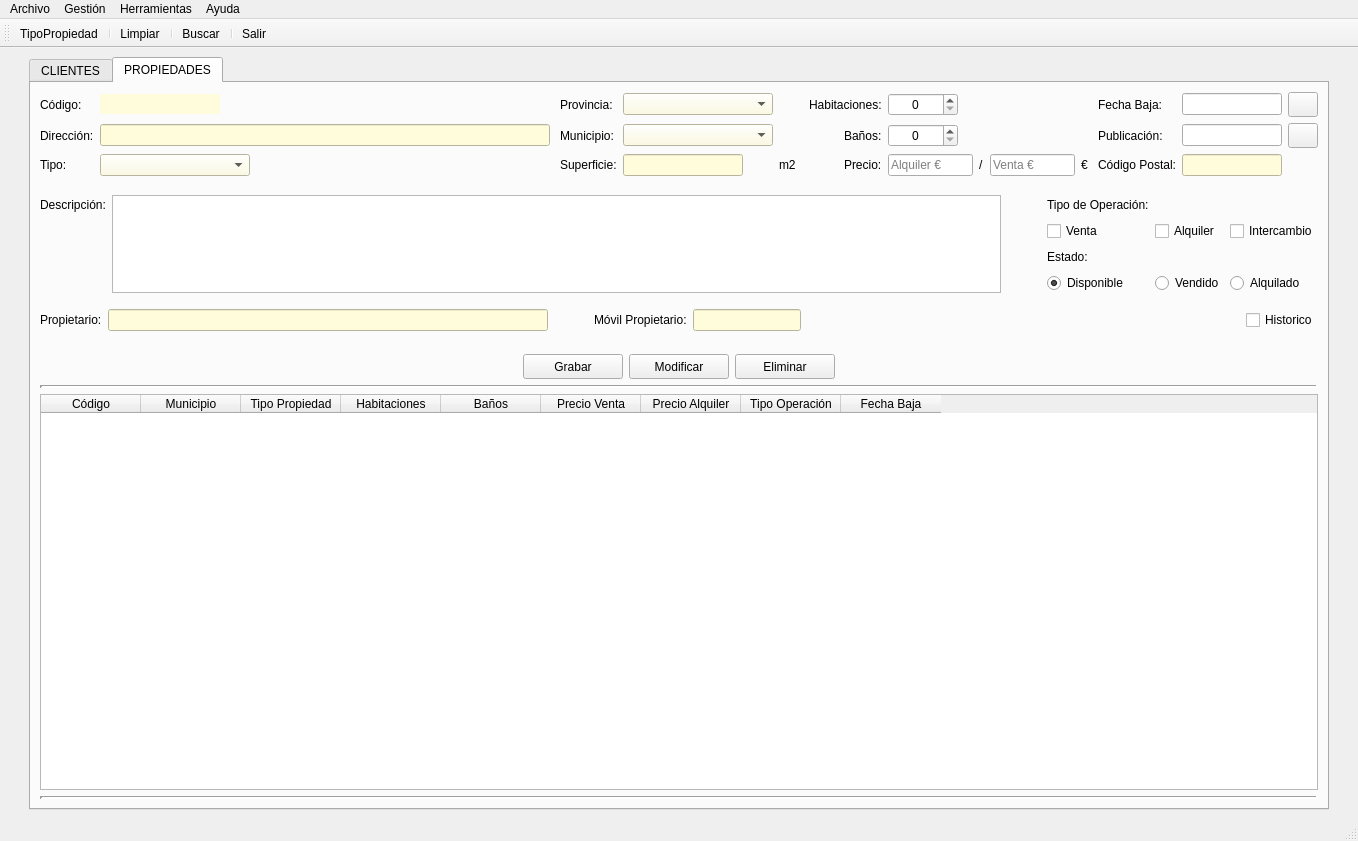
AmarinoLama/desarrolloInterfaces_Proyecto, file templates/venPrincipal.ui: the form before one commit.
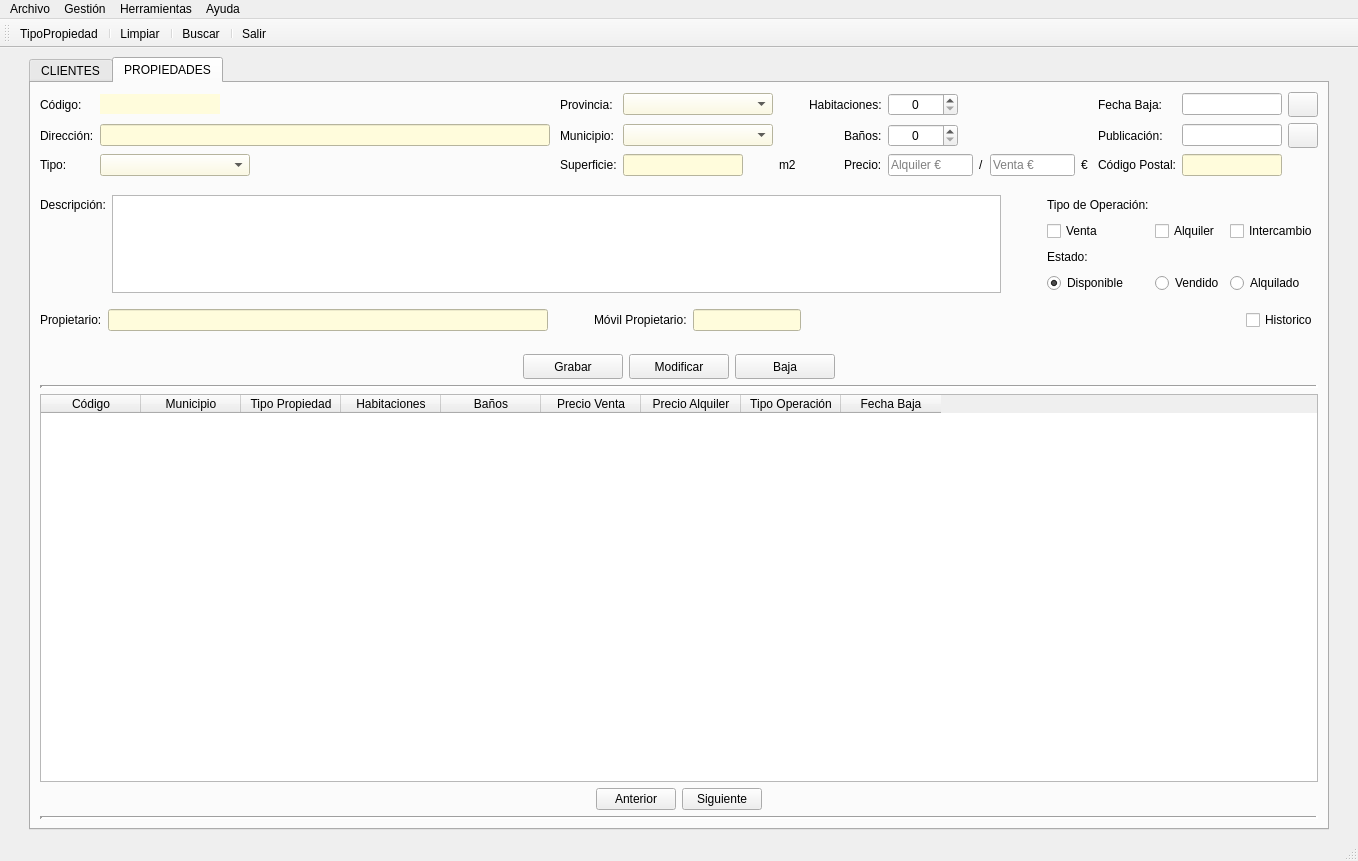
The form after the commit. The open tabs and pages were chosen to show the change. Icons and pictures are not drawn.

```diff
--- a/templates/venPrincipal.ui
+++ b/templates/venPrincipal.ui
@@ -7,7 +7,7 @@
     <x>0</x>
     <y>0</y>
     <width>1358</width>
-    <height>841</height>
+    <height>843</height>
    </rect>
   </property>
   <property name="windowTitle">
@@ -60,7 +60,7 @@
        <bool>false</bool>
       </property>
       <property name="currentIndex">
-       <number>0</number>
+       <number>1</number>
       </property>
       <widget class="QWidget" name="pClientres">
        <attribute name="title">
@@ -703,6 +703,50 @@
           </column>
          </widget>
         </item>
+        <item>
+         <layout class="QHBoxLayout" name="horizontalLayout_6">
+          <item>
+           <spacer name="horizontalSpacer_27">
+            <property name="orientation">
+             <enum>Qt::Horizontal</enum>
+            </property>
+            <property name="sizeHint" stdset="0">
+             <size>
+              <width>40</width>
+              <height>20</height>
+             </size>
+            </property>
+           </spacer>
+          </item>
+          <item>
+           <widget class="QPushButton" name="btnAnteriorCli">
+            <property name="text">
+             <string>Anterior</string>
+            </property>
+           </widget>
+          </item>
+          <item>
+           <widget class="QPushButton" name="btnSiguienteCli">
+            <property name="text">
+             <string>Siguiente</string>
+            </property>
+           </widget>
+          </item>
+          <item>
+           <spacer name="horizontalSpacer_28">
+            <property name="orientation">
+             <enum>Qt::Horizontal</enum>
+            </property>
+            <property name="sizeHint" stdset="0">
+             <size>
+              <width>40</width>
+              <height>20</height>
+             </size>
+            </property>
+           </spacer>
+          </item>
+         </layout>
+        </item>
         <item>
          <widget class="Line" name="line_2">
           <property name="lineWidth">
@@ -1557,7 +1601,7 @@
              </size>
             </property>
             <property name="text">
-             <string>Eliminar</string>
+             <string>Baja</string>
             </property>
            </widget>
           </item>
@@ -1653,6 +1697,50 @@
           </column>
          </widget>
         </item>
+        <item>
+         <layout class="QHBoxLayout" name="horizontalLayout_3">
+          <item>
+           <spacer name="horizontalSpacer_26">
+            <property name="orientation">
+             <enum>Qt::Horizontal</enum>
+            </property>
+            <property name="sizeHint" stdset="0">
+             <size>
+              <width>40</width>
+              <height>20</height>
+             </size>
+            </property>
+           </spacer>
+          </item>
+          <item>
+           <widget class="QPushButton" name="btnAnteriorPro">
+            <property name="text">
+             <string>Anterior</string>
+            </property>
+           </widget>
+          </item>
+          <item>
+           <widget class="QPushButton" name="btnSiguientePro">
+            <property name="text">
+             <string>Siguiente</string>
+            </property>
+           </widget>
+          </item>
+          <item>
+           <spacer name="horizontalSpacer_25">
+            <property name="orientation">
+             <enum>Qt::Horizontal</enum>
+            </property>
+            <property name="sizeHint" stdset="0">
+             <size>
+              <width>40</width>
+              <height>20</height>
+             </size>
+            </property>
+           </spacer>
+          </item>
+         </layout>
+        </item>
         <item>
          <widget class="Line" name="line_8">
           <property name="minimumSize">
```
